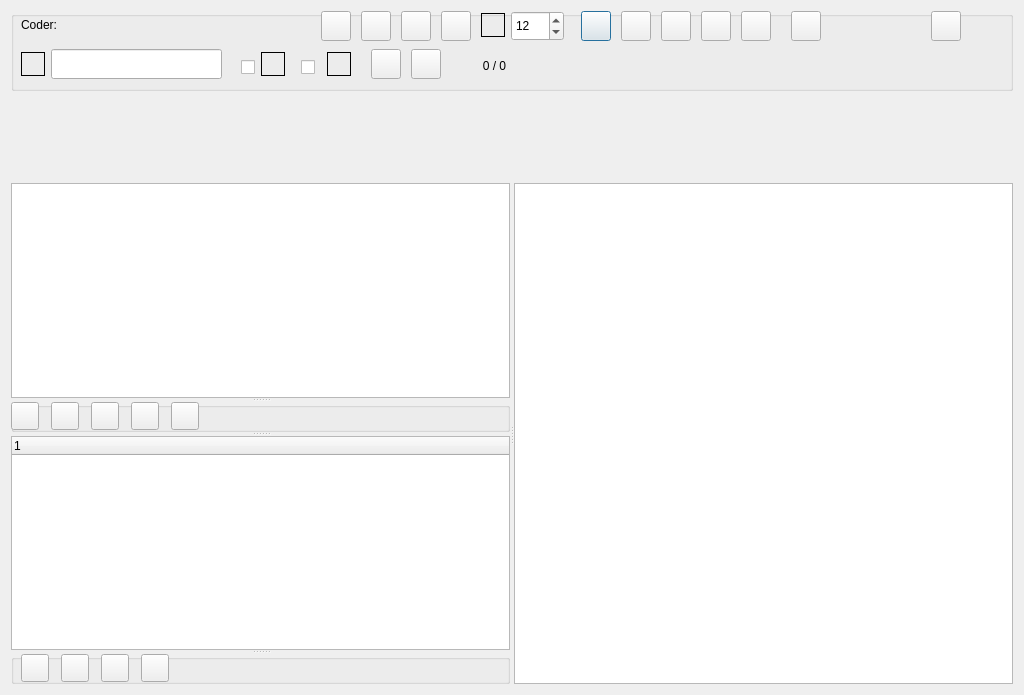
Above: GUI_UIs/ui_dialog_code_text.ui from ccbogel/QualCoder before the change. Below: the same form after it.
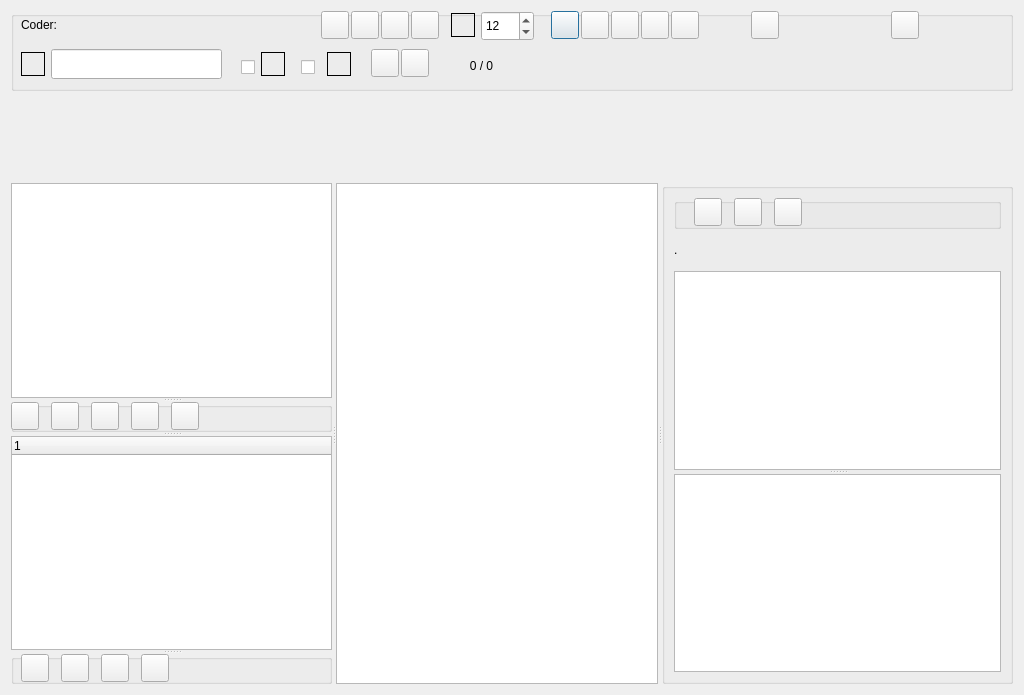
That is the form after the change.

```diff
--- a/GUI_UIs/ui_dialog_code_text.ui
+++ b/GUI_UIs/ui_dialog_code_text.ui
@@ -13,7 +13,7 @@
   <property name="windowTitle">
    <string>Code Text</string>
   </property>
-  <layout class="QGridLayout" name="gridLayout">
+  <layout class="QGridLayout" name="gridLayout_2">
    <item row="0" column="0">
     <widget class="QGroupBox" name="groupBox">
      <property name="minimumSize">
@@ -34,10 +34,10 @@
      <widget class="QPushButton" name="pushButton_auto_code">
       <property name="geometry">
        <rect>
-        <x>570</x>
+        <x>540</x>
         <y>0</y>
-        <width>30</width>
-        <height>30</height>
+        <width>28</width>
+        <height>28</height>
        </rect>
       </property>
       <property name="toolTip">
@@ -109,7 +109,7 @@
      <widget class="QLabel" name="label_search_totals">
       <property name="geometry">
        <rect>
-        <x>443</x>
+        <x>430</x>
         <y>44</y>
         <width>81</width>
         <height>22</height>
@@ -143,8 +143,8 @@
        <rect>
         <x>360</x>
         <y>38</y>
-        <width>30</width>
-        <height>30</height>
+        <width>28</width>
+        <height>28</height>
        </rect>
       </property>
       <property name="toolTip">
@@ -157,10 +157,10 @@
      <widget class="QPushButton" name="pushButton_next">
       <property name="geometry">
        <rect>
-        <x>400</x>
+        <x>390</x>
         <y>38</y>
-        <width>30</width>
-        <height>30</height>
+        <width>28</width>
+        <height>28</height>
        </rect>
       </property>
       <property name="toolTip">
@@ -229,10 +229,10 @@
      <widget class="QPushButton" name="pushButton_auto_code_frag_this_file">
       <property name="geometry">
        <rect>
-        <x>610</x>
+        <x>570</x>
         <y>0</y>
-        <width>30</width>
-        <height>30</height>
+        <width>28</width>
+        <height>28</height>
        </rect>
       </property>
       <property name="toolTip">
@@ -245,10 +245,10 @@
      <widget class="QPushButton" name="pushButton_auto_code_frag_all_files">
       <property name="geometry">
        <rect>
-        <x>650</x>
+        <x>600</x>
         <y>0</y>
-        <width>30</width>
-        <height>30</height>
+        <width>28</width>
+        <height>28</height>
        </rect>
       </property>
       <property name="toolTip">
@@ -261,10 +261,10 @@
      <widget class="QPushButton" name="pushButton_auto_code_undo">
       <property name="geometry">
        <rect>
-        <x>730</x>
+        <x>660</x>
         <y>0</y>
-        <width>30</width>
-        <height>30</height>
+        <width>28</width>
+        <height>28</height>
        </rect>
       </property>
       <property name="toolTip">
@@ -277,10 +277,10 @@
      <widget class="QPushButton" name="pushButton_delete_all_codes">
       <property name="geometry">
        <rect>
-        <x>780</x>
+        <x>740</x>
         <y>0</y>
-        <width>30</width>
-        <height>30</height>
+        <width>28</width>
+        <height>28</height>
        </rect>
       </property>
       <property name="toolTip">
@@ -295,8 +295,8 @@
        <rect>
         <x>310</x>
         <y>0</y>
-        <width>30</width>
-        <height>30</height>
+        <width>28</width>
+        <height>28</height>
        </rect>
       </property>
       <property name="toolTip">
@@ -309,10 +309,10 @@
      <widget class="QPushButton" name="pushButton_coding_memo">
       <property name="geometry">
        <rect>
-        <x>390</x>
+        <x>370</x>
         <y>0</y>
-        <width>30</width>
-        <height>30</height>
+        <width>28</width>
+        <height>28</height>
        </rect>
       </property>
       <property name="toolTip">
@@ -325,7 +325,7 @@
      <widget class="QLabel" name="label_font_size">
       <property name="geometry">
        <rect>
-        <x>470</x>
+        <x>440</x>
         <y>2</y>
         <width>24</width>
         <height>24</height>
@@ -353,7 +353,7 @@
      <widget class="QSpinBox" name="spinBox_font_size">
       <property name="geometry">
        <rect>
-        <x>500</x>
+        <x>470</x>
         <y>0</y>
         <width>53</width>
         <height>30</height>
@@ -403,10 +403,10 @@
      <widget class="QPushButton" name="pushButton_auto_code_surround">
       <property name="geometry">
        <rect>
-        <x>690</x>
+        <x>630</x>
         <y>0</y>
-        <width>30</width>
-        <height>30</height>
+        <width>28</width>
+        <height>28</height>
        </rect>
       </property>
       <property name="toolTip">
@@ -419,10 +419,10 @@
      <widget class="QPushButton" name="pushButton_help">
       <property name="geometry">
        <rect>
-        <x>920</x>
+        <x>880</x>
         <y>0</y>
-        <width>30</width>
-        <height>30</height>
+        <width>28</width>
+        <height>28</height>
        </rect>
       </property>
       <property name="toolTip">
@@ -435,10 +435,10 @@
      <widget class="QPushButton" name="pushButton_show_memos">
       <property name="geometry">
        <rect>
-        <x>430</x>
+        <x>400</x>
         <y>0</y>
-        <width>30</width>
-        <height>30</height>
+        <width>28</width>
+        <height>28</height>
        </rect>
       </property>
       <property name="toolTip">
@@ -451,10 +451,10 @@
      <widget class="QPushButton" name="pushButton_show_annotations">
       <property name="geometry">
        <rect>
-        <x>350</x>
+        <x>340</x>
         <y>0</y>
-        <width>30</width>
-        <height>30</height>
+        <width>28</width>
+        <height>28</height>
        </rect>
       </property>
       <property name="toolTip">
@@ -466,6 +466,25 @@
      </widget>
     </widget>
    </item>
+   <item row="1" column="0">
+    <widget class="QLabel" name="label_editing">
+     <property name="enabled">
+      <bool>true</bool>
+     </property>
+     <property name="maximumSize">
+      <size>
+       <width>16777215</width>
+       <height>80</height>
+      </size>
+     </property>
+     <property name="text">
+      <string/>
+     </property>
+     <property name="wordWrap">
+      <bool>true</bool>
+     </property>
+    </widget>
+   </item>
    <item row="2" column="0">
     <widget class="QSplitter" name="splitter">
      <property name="orientation">
@@ -682,25 +701,102 @@
       </widget>
      </widget>
      <widget class="QTextEdit" name="textEdit"/>
-    </widget>
-   </item>
-   <item row="1" column="0">
-    <widget class="QLabel" name="label_editing">
-     <property name="enabled">
-      <bool>true</bool>
-     </property>
-     <property name="maximumSize">
-      <size>
-       <width>16777215</width>
-       <height>80</height>
-      </size>
-     </property>
-     <property name="text">
-      <string/>
-     </property>
-     <property name="wordWrap">
-      <bool>true</bool>
-     </property>
+     <widget class="QGroupBox" name="groupBox_info">
+      <property name="title">
+       <string/>
+      </property>
+      <layout class="QGridLayout" name="gridLayout">
+       <item row="0" column="0">
+        <widget class="QGroupBox" name="groupBox_2">
+         <property name="minimumSize">
+          <size>
+           <width>0</width>
+           <height>30</height>
+          </size>
+         </property>
+         <property name="title">
+          <string/>
+         </property>
+         <widget class="QPushButton" name="pushButton_code_rule">
+          <property name="geometry">
+           <rect>
+            <x>20</x>
+            <y>0</y>
+            <width>28</width>
+            <height>28</height>
+           </rect>
+          </property>
+          <property name="toolTip">
+           <string>Code rule with examples</string>
+          </property>
+          <property name="text">
+           <string/>
+          </property>
+         </widget>
+         <widget class="QPushButton" name="pushButton_journal">
+          <property name="geometry">
+           <rect>
+            <x>60</x>
+            <y>0</y>
+            <width>28</width>
+            <height>28</height>
+           </rect>
+          </property>
+          <property name="toolTip">
+           <string>Current journal</string>
+          </property>
+          <property name="text">
+           <string/>
+          </property>
+         </widget>
+         <widget class="QPushButton" name="pushButton_project_memo">
+          <property name="geometry">
+           <rect>
+            <x>100</x>
+            <y>0</y>
+            <width>28</width>
+            <height>28</height>
+           </rect>
+          </property>
+          <property name="toolTip">
+           <string>Project memo</string>
+          </property>
+          <property name="text">
+           <string/>
+          </property>
+         </widget>
+        </widget>
+       </item>
+       <item row="1" column="0">
+        <widget class="QLabel" name="label_info">
+         <property name="minimumSize">
+          <size>
+           <width>0</width>
+           <height>30</height>
+          </size>
+         </property>
+         <property name="maximumSize">
+          <size>
+           <width>16777215</width>
+           <height>30</height>
+          </size>
+         </property>
+         <property name="text">
+          <string>.</string>
+         </property>
+        </widget>
+       </item>
+       <item row="2" column="0">
+        <widget class="QSplitter" name="splitter_2">
+         <property name="orientation">
+          <enum>Qt::Vertical</enum>
+         </property>
+         <widget class="QTextEdit" name="textEdit_code_rule"/>
+         <widget class="QTextEdit" name="textEdit_info"/>
+        </widget>
+       </item>
+      </layout>
+     </widget>
     </widget>
    </item>
   </layout>
```
